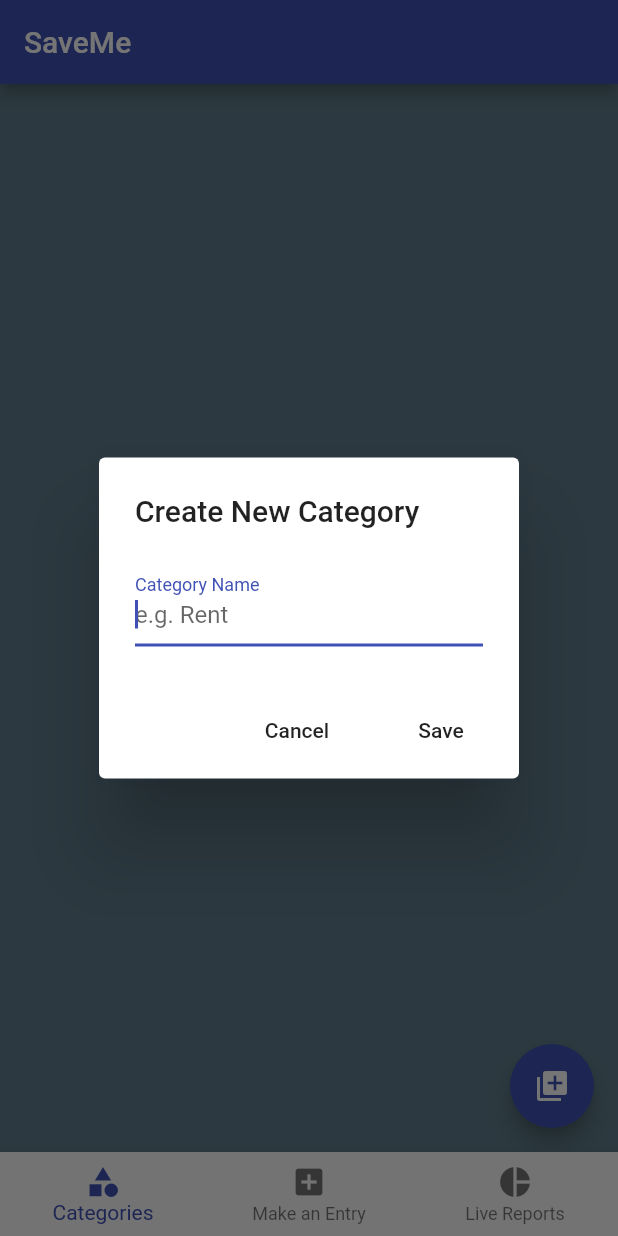
After one commit to ryanjohnson0430/SaveMe, a Flutter app: the HomeWidget screen opened directly, after a tap on the "library add" icon, on a phone screen of 412 x 824 dp. The commit adds this screen. Run offline on Flutter 3.47's test engine with Material 2 defaults, Android fonts, the phone set to English and light mode, and no system bars; our stand-ins replace sqflite; accounts and stored records are empty.

Commit message:
Adding separate files for pages

```diff
--- /dev/null
+++ b/AndroidStudioProjects/flutter_app/lib/categoriesPage.dart
@@ -0,0 +1,125 @@
+import 'package:flutter/material.dart';
+import 'package:flutter_app/models/categories.dart';
+import 'package:flutter_app/databases/categories-db.dart';
+
+class CategoriesPage extends StatefulWidget {
+
+  CategoriesPage({Key key, this.title}) : super(key: key);
+
+  final String title;
+
+  @override
+  _CategoriesPageState createState() => _CategoriesPageState();
+}
+
+class _CategoriesPageState extends State<CategoriesPage> {
+
+  String _category;
+
+  List<Categories> _categories = [];
+
+  TextStyle _style = TextStyle(color: Colors.white, fontSize: 24);
+
+  List<Widget> get _items => _categories.map((item) => format(item)).toList();
+
+  Widget format(Categories item) {
+
+    return Dismissible(
+      key: Key(item.id.toString()),
+      child: Padding(
+          padding: EdgeInsets.fromLTRB(12, 6, 12, 4),
+          child: FlatButton(
+            child: Row(
+                mainAxisAlignment: MainAxisAlignment.spaceBetween,
+                children: <Widget>[
+                  Text(item.name, style: _style),
+                ]
+            ),
+            onPressed: () => _showDescription(item),
+          )
+      ),
+      onDismissed: (DismissDirection direction) => _delete(item),
+    );
+  }
+
+  void _showDescription(Categories item) async {
+    print(item.description);
+  }
+
+  void _delete(Categories item) async {
+
+    DB.delete(Categories.table, item);
+    refresh();
+  }
+
+  void _save() async {
+
+    Navigator.of(context).pop();
+    Categories item = Categories(
+        name: _category,
+        description: "placeholder description",
+        monthlyBudget: 500
+    );
+
+    await DB.insert(Categories.table, item);
+    setState(() => _category = '' );
+    refresh();
+  }
+
+  void _create(BuildContext context) {
+
+    showDialog(
+        context: context,
+        builder: (BuildContext context) {
+          return AlertDialog(
+            title: Text("Create New Category"),
+            actions: <Widget>[
+              FlatButton(
+                  child: Text('Cancel'),
+                  onPressed: () => Navigator.of(context).pop()
+              ),
+              FlatButton(
+                  child: Text('Save'),
+                  onPressed: () => _save()
+              )
+            ],
+            content: TextField(
+              autofocus: true,
+              decoration: InputDecoration(labelText: 'Category Name', hintText: 'e.g. Rent'),
+              onChanged: (value) { _category = value; },
+            ),
+          );
+        }
+    );
+  }
+
+  @override
+  void initState() {
+
+    refresh();
+    super.initState();
+  }
+
+  void refresh() async {
+
+    List<Map<String, dynamic>> _results = await DB.query(Categories.table);
+    _categories = _results.map((item) => Categories.fromMap(item)).toList();
+    setState(() { });
+  }
+
+  @override
+  Widget build(BuildContext context) {
+
+    return Scaffold(
+      backgroundColor: Colors.blueGrey,
+      body: Center(
+          child: ListView( children: _items )
+      ),
+      floatingActionButton: FloatingActionButton(
+        onPressed: () { _create(context); },
+        tooltip: 'New Category',
+        child: Icon(Icons.library_add),
+      ),
+    );
+  }
+}
--- /dev/null
+++ b/AndroidStudioProjects/flutter_app/lib/homeWidget.dart
@@ -0,0 +1,58 @@
+import 'package:flutter/material.dart';
+import 'package:flutter_app/entriesPage.dart';
+import 'package:flutter_app/reportsPage.dart';
+import 'package:flutter_app/categoriesPage.dart';
+
+class HomeWidget extends StatefulWidget {
+  HomeWidget({Key key, this.title}) : super(key: key);
+
+  final String title;
+
+  @override
+  _HomeWidgetState createState() => _HomeWidgetState();
+
+}
+
+class _HomeWidgetState extends State<HomeWidget> {
+
+  int _currentIndex = 0;
+  final List<Widget> _children = [
+    CategoriesPage(),
+    EntriesPage(Colors.deepOrange),
+    ReportsPage(Colors.green)
+  ];
+
+  void onTabTapped(int index) {
+    setState(() {
+      _currentIndex = index;
+    });
+  }
+
+  @override
+  Widget build(BuildContext context) {
+
+    return Scaffold(
+      backgroundColor: Colors.blueGrey,
+      appBar: AppBar( title: Text(widget.title) ),
+      body: _children[_currentIndex],
+      bottomNavigationBar: BottomNavigationBar(
+        onTap: onTabTapped,
+        currentIndex: _currentIndex,
+        items: [
+          BottomNavigationBarItem(
+            icon: new Icon(Icons.category),
+            title: new Text('Categories'),
+          ),
+          BottomNavigationBarItem(
+            icon: new Icon(Icons.add_box),
+            title: new Text('Make an Entry'),
+          ),
+          BottomNavigationBarItem(
+              icon: Icon(Icons.pie_chart),
+              title: Text('Live Reports')
+          )
+        ],
+      ),
+    );
+  }
+}
```
Also changed, not shown: AndroidStudioProjects/flutter_app/lib/entriesPage.dart (added, +14 -0 lines), AndroidStudioProjects/flutter_app/lib/main.dart (+2 -161 lines), AndroidStudioProjects/flutter_app/lib/reportsPage.dart (added, +14 -0 lines).
